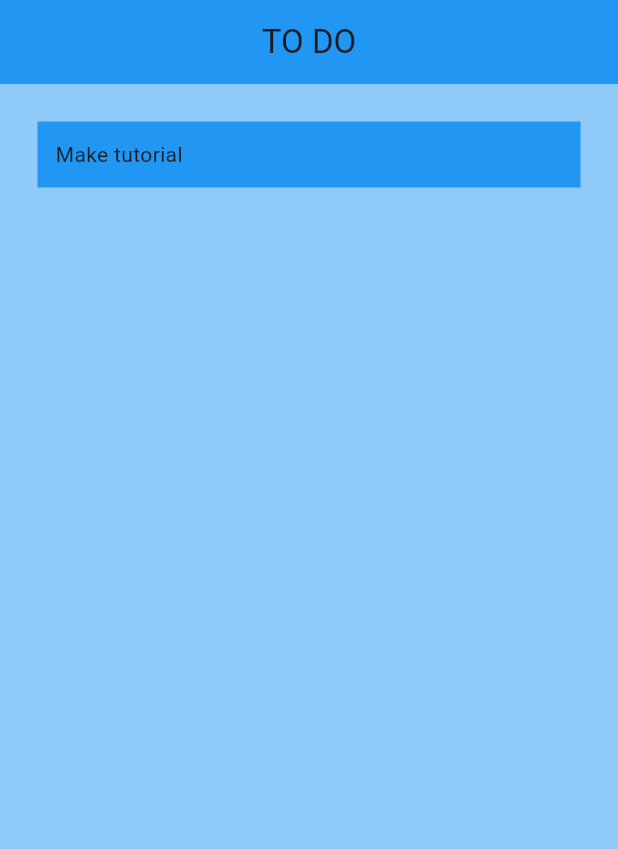
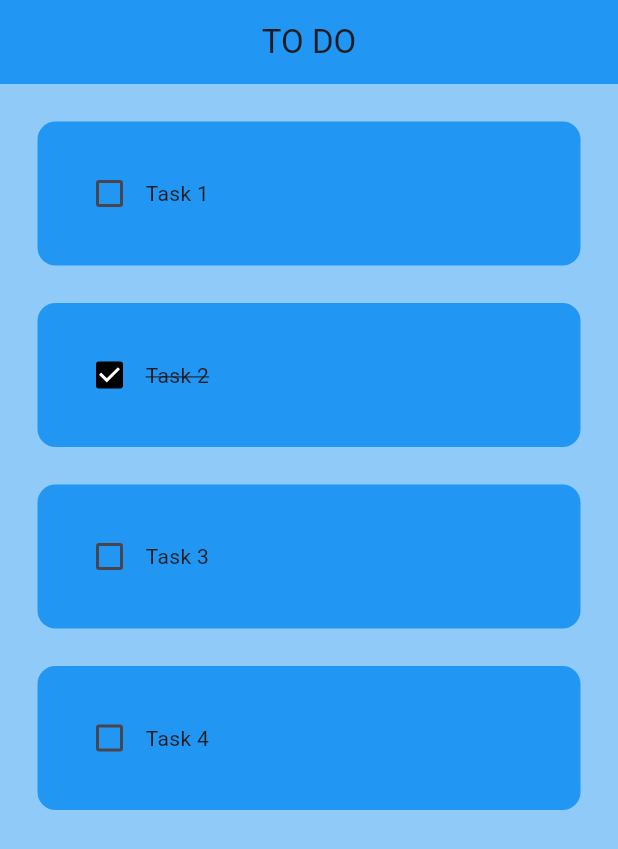
Before and after one commit to HannhhDangg/2025_LTTBDD_N04_Nhom_HanhNguyenDang, a Flutter app: the screen it shows after launch, on a phone screen of 412 x 824 dp. Shown: the top 849 px of the screen. Run offline on Flutter 3.47's test engine with Material 3 defaults, Android fonts, the phone set to English and light mode, and no system bars.

Commit message:
them cac thanh tich nhiem vu

```diff
--- a/todo_app/lib/screens/home_page.dart
+++ b/todo_app/lib/screens/home_page.dart
@@ -9,12 +9,36 @@ class HomePage extends StatefulWidget {
 }
 
 class _HomePageState extends State<HomePage> {
+  //List of to do tasks
+  List<List<dynamic>> toDoList = [
+    ['Task 1', false],
+    ['Task 2', true],
+    ['Task 3', false],
+    ['Task 4', false],
+  ];
+
+  //checkbox was tapped
+  void checkBoxChanged(bool? value, int index) {
+    setState(() {
+      toDoList[index][1] = !toDoList[index][1];
+    });
+  }
+
   @override
   Widget build(BuildContext context) {
     return Scaffold(
       backgroundColor: Colors.blue[200],
       appBar: AppBar(title: Center(child: Text('TO DO')), elevation: 0),
-      body: ListView(children: [ToDoTile()]),
+      body: ListView.builder(
+        itemCount: toDoList.length,
+        itemBuilder: (context, index) {
+          return ToDoTile(
+            taskName: toDoList[index][0],
+            taskCompleted: toDoList[index][1],
+            onChanged: (value) => checkBoxChanged(value, index),
+          );
+        },
+      ),
     );
   }
 }
--- a/todo_app/lib/widgets/todo_tile.dart
+++ b/todo_app/lib/widgets/todo_tile.dart
@@ -1,16 +1,46 @@
 import 'package:flutter/material.dart';
 
 class ToDoTile extends StatelessWidget {
-  const ToDoTile({super.key});
+  final String taskName;
+  final bool taskCompleted;
+  Function(bool?)? onChanged;
+
+  ToDoTile({
+    super.key,
+    required this.taskName,
+    required this.taskCompleted,
+    required this.onChanged,
+  });
 
   @override
   Widget build(BuildContext context) {
     return Padding(
-      padding: const EdgeInsets.all(25.0),
+      padding: const EdgeInsets.only(left: 25, right: 25, top: 25),
       child: Container(
-        padding: EdgeInsets.all(12),
-        child: Text("Make tutorial"),
-        decoration: BoxDecoration(color: Colors.blue),
+        padding: EdgeInsets.all(24),
+        decoration: BoxDecoration(
+          color: Colors.blue,
+          borderRadius: BorderRadius.circular(12),
+        ),
+        child: Row(
+          children: [
+            //checkbox
+            Checkbox(
+              value: taskCompleted,
+              onChanged: onChanged,
+              activeColor: Colors.black,
+            ),
+            //name task
+            Text(
+              taskName,
+              style: TextStyle(
+                decoration: taskCompleted
+                    ? TextDecoration.lineThrough
+                    : TextDecoration.none,
+              ),
+            ),
+          ],
+        ),
       ),
     );
   }
```
Also changed, not shown: todo_app/lib/screens/login_page.dart (added).
